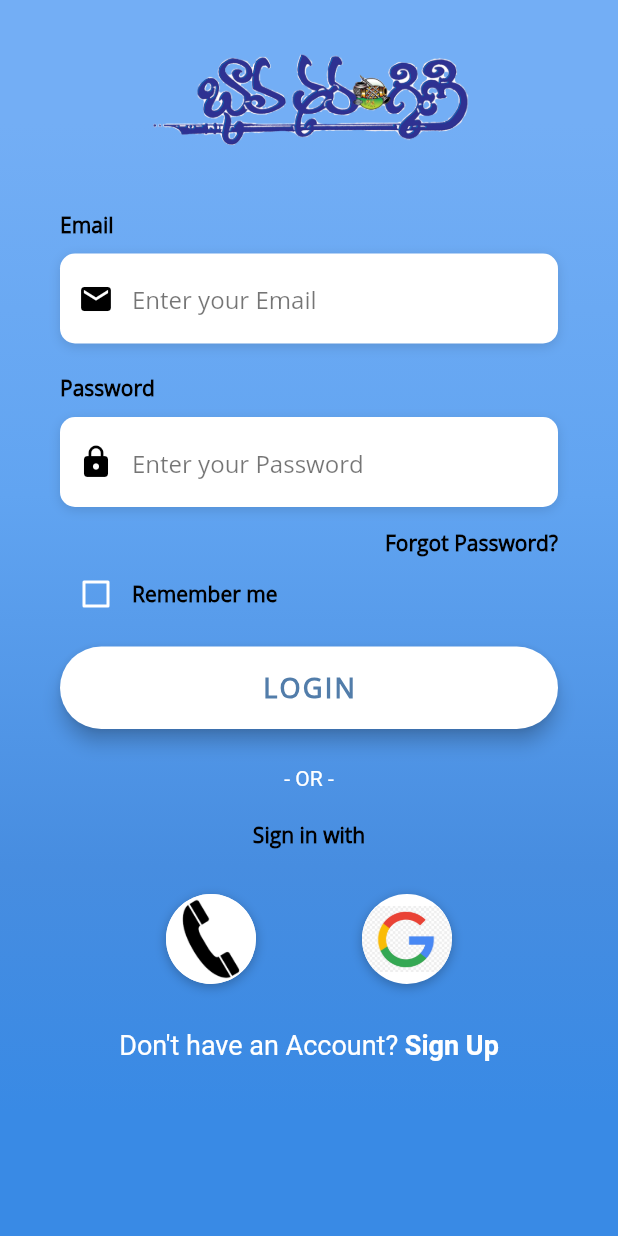
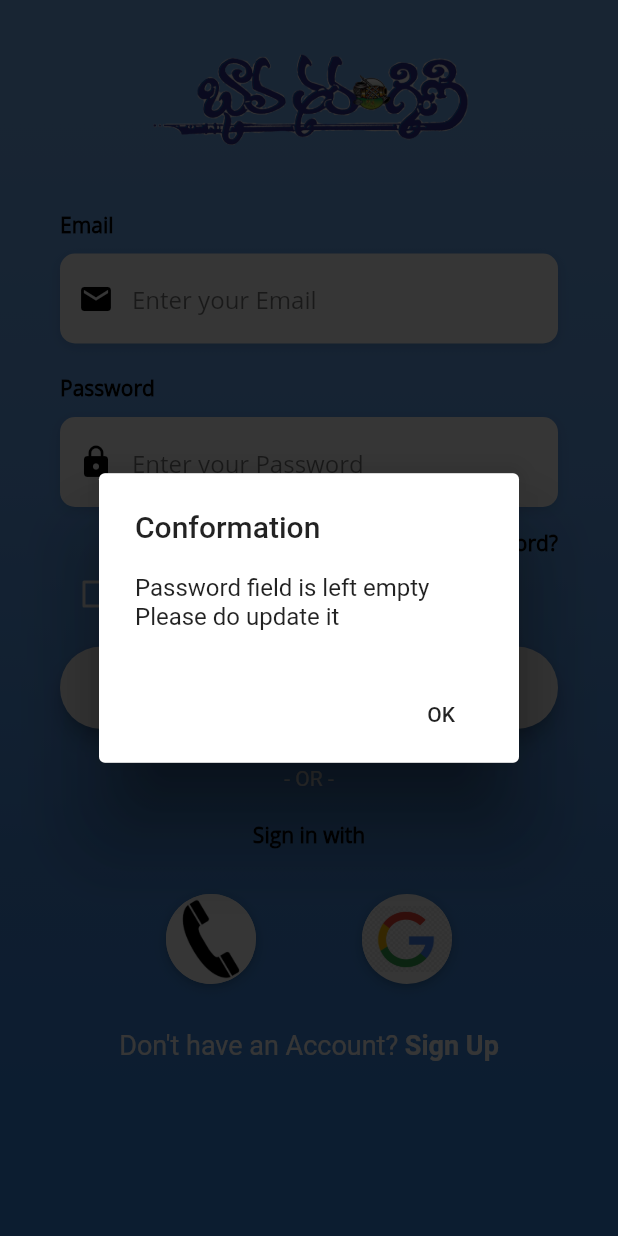
Before and after one commit to pramod1109/online_book, a Flutter app: the screen it shows after launch, after a tap on "LOGIN", on a phone screen of 412 x 824 dp. Run offline on Flutter 3.47's test engine with Material 2 defaults, Android fonts, the phone set to English and light mode, and no system bars; our stand-ins replace carousel_pro, cloud_firestore, firebase_auth, firebase_messaging, firebase_storage, flutter_html and 3 more; missing offline and left inert: notustohtml, quill_delta, zefyr; accounts and stored records are empty.

Commit message:
Updated the login page alert boxes

```diff
--- a/lib/screens/login_screen.dart
+++ b/lib/screens/login_screen.dart
@@ -25,6 +25,7 @@ class _LoginScreenState extends State<LoginScreen> {
   String _userEmail;
   bool _rememberMe = false;
   bool _isLoggedIn = false;
+  String errorMessage;
 
   GoogleSignInAccount _currentUser;
   @override
@@ -37,6 +38,88 @@ class _LoginScreenState extends State<LoginScreen> {
       });
     });
     _googleSignIn.signInSilently();
+  }
+
+  Future<void> _showMyDialog(String mis) async {
+    return showDialog<void>(
+      context: context,
+      barrierDismissible: false, // user must tap button!
+      builder: (BuildContext context) {
+        return AlertDialog(
+          title: Text('Conformation'),
+          content: SingleChildScrollView(
+            child: ListBody(
+              children: <Widget>[
+                Text('$mis field is left empty'),
+                Text('Please do update it'),
+              ],
+            ),
+          ),
+          actions: <Widget>[
+            FlatButton(
+              child: Text('OK'),
+              onPressed: () {
+                Navigator.pop(context);
+              },
+            ),
+          ],
+        );
+      },
+    );
+  }
+  Future<void> _errorDialog(String mis) async {
+    return showDialog<void>(
+      context: context,
+      barrierDismissible: false, // user must tap button!
+      builder: (BuildContext context) {
+        return AlertDialog(
+          title: Text('Conformation'),
+          content: SingleChildScrollView(
+            child: ListBody(
+              children: <Widget>[
+                Text('$mis'),
+              ],
+            ),
+          ),
+          actions: <Widget>[
+            FlatButton(
+              child: Text('OK'),
+              onPressed: () {
+                Navigator.pop(context);
+              },
+            ),
+          ],
+        );
+      },
+    );
+  }
+
+  Future<void> _wrongPassDialog() async {
+    return showDialog<void>(
+      context: context,
+      barrierDismissible: false, // user must tap button!
+      builder: (BuildContext context) {
+        return AlertDialog(
+          title: Text('Conformation'),
+          content: SingleChildScrollView(
+            child: ListBody(
+              children: <Widget>[
+                Text('Your Email ID or password is wrong please try again'),
+                Text('Please try again'),
+              ],
+            ),
+          ),
+          actions: <Widget>[
+            FlatButton(
+              child: Text('OK'),
+              onPressed: () {
+                Navigator.pop(context);
+              },
+            ),
+          ],
+        );
+      },
+    );
   }
 
   Widget _buildEmailTF() {
@@ -115,7 +198,7 @@ class _LoginScreenState extends State<LoginScreen> {
     return Container(
       alignment: Alignment.centerRight,
       child: FlatButton(
-        onPressed: () => print('Forgot Password'),
+        onPressed: () {},
         padding: EdgeInsets.only(right: 0.0),
         child: Text(
           'Forgot Password?',
@@ -381,11 +464,19 @@ class _LoginScreenState extends State<LoginScreen> {
   }
 
   void _signInWithEmailAndPassword() async {
+    try {
+      if (_emailController == null || _emailController.text.isEmpty) {
+        _showMyDialog("Email");
+      }
+      if ((_emailController.text.isNotEmpty || _emailController != null) &&
+          (_passwordController == null || _passwordController.text.isEmpty)) {
+        _showMyDialog("Password");
+      }
+      else {
         final FirebaseUser user = (await _auth.signInWithEmailAndPassword(
           email: _emailController.text,
           password: _passwordController.text,
-    ))
-        .user;
+        )).user;
         if (user != null) {
           setState(() {
             _success = true;
@@ -400,5 +491,34 @@ class _LoginScreenState extends State<LoginScreen> {
             MaterialPageRoute(builder: (context) => HomeScreen(uid: user.uid)),
           );
         }
+        if (user == null) {
+          _wrongPassDialog();
         }
       }
+    } catch(e){
+      switch (e.code) {
+        case "ERROR_INVALID_EMAIL":
+          errorMessage = "Your email address appears to be malformed.";
+          break;
+        case "ERROR_WRONG_PASSWORD":
+          errorMessage = "Your password is wrong.";
+          break;
+        case "ERROR_USER_NOT_FOUND":
+          errorMessage = "User with this email doesn't exist.";
+          break;
+        case "ERROR_USER_DISABLED":
+          errorMessage = "User with this email has been disabled.";
+          break;
+        case "ERROR_TOO_MANY_REQUESTS":
+          errorMessage = "Too many requests. Try again later.";
+          break;
+        case "ERROR_OPERATION_NOT_ALLOWED":
+          errorMessage = "Signing in with Email and Password is not enabled.";
+          break;
+        default:
+          errorMessage = "An undefined Error happened.";
+      }
+      _errorDialog(errorMessage);
+    }
+  }
+}
```
Lines whose indentation alone changed are shown as unchanged.
